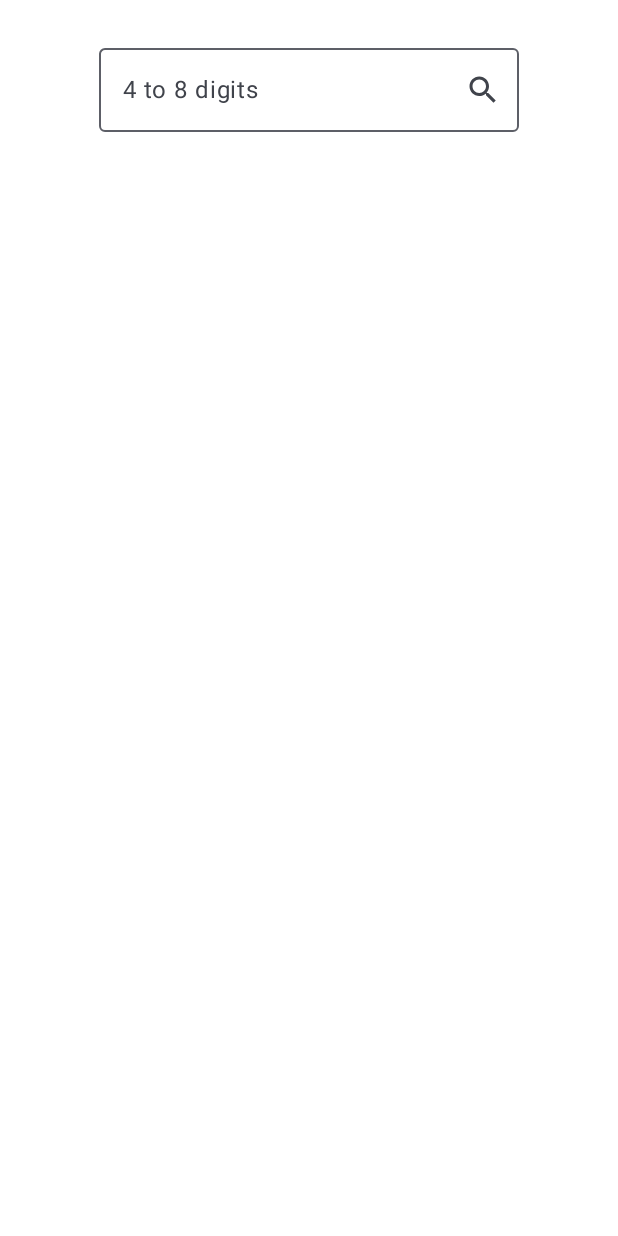
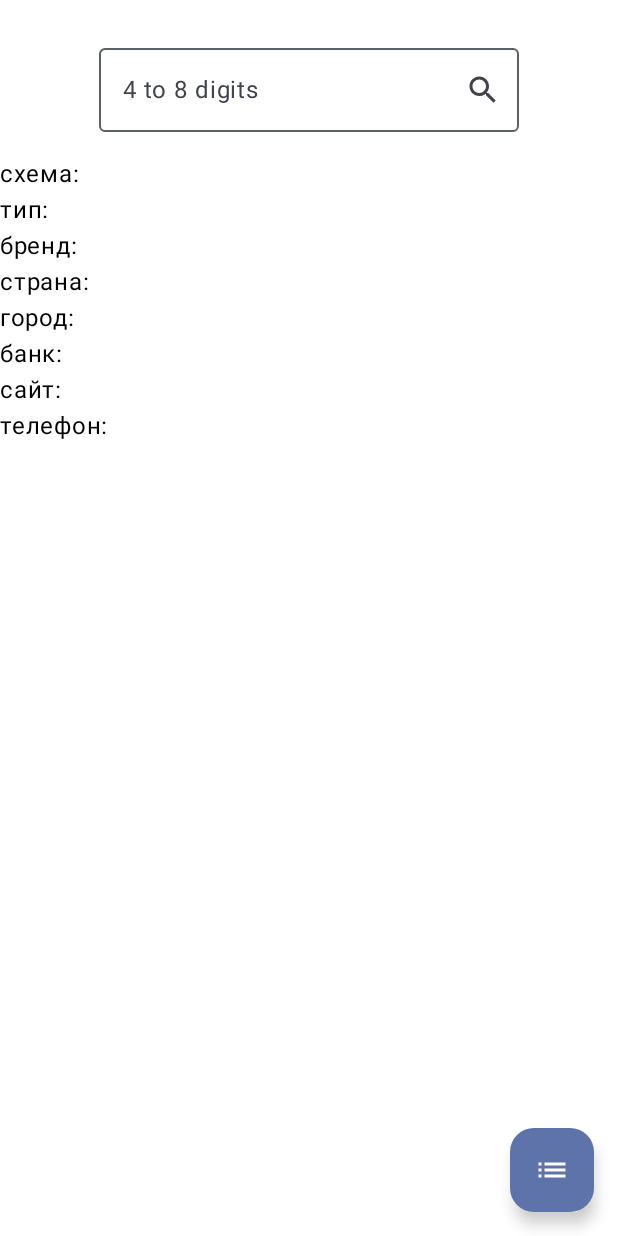
Before and after one commit to DimaK21/BinList, an Android app built with Jetpack Compose: the @Preview function SearchScreenPreview, on a phone screen of 412 x 824 dp. Run offline under Robolectric (Android 15) with nearby library versions, the phone set to English and light mode, and no system bars; our stand-ins replace Dagger/Hilt's generated code.

Commit message:
экраны

```diff
--- a/app/src/main/AndroidManifest.xml
+++ b/app/src/main/AndroidManifest.xml
@@ -6,6 +6,7 @@
     <uses-permission android:name="android.permission.ACCESS_NETWORK_STATE" />
 
     <application
+        android:name=".BinListApp"
         android:allowBackup="true"
         android:dataExtractionRules="@xml/data_extraction_rules"
         android:fullBackupContent="@xml/backup_rules"
--- /dev/null
+++ b/app/src/main/java/ru/kryu/binlist/domain/model/CardDetails.kt
@@ -0,0 +1,12 @@
+package ru.kryu.binlist.domain.model
+
+data class CardDetails(
+    val scheme: String = "",
+    val type: String = "",
+    val brand: String = "",
+    val country: String = "",
+    val city: String = "",
+    val bank: String = "",
+    val website: String = "",
+    val phone: String = "",
+)
--- a/app/src/main/java/ru/kryu/binlist/presentation/ListScreen.kt
+++ /dev/null
@@ -1 +0,0 @@
-package ru.kryu.binlist.presentation
--- /dev/null
+++ b/app/src/main/java/ru/kryu/binlist/presentation/cardlist/ListScreen.kt
@@ -0,0 +1,89 @@
+package ru.kryu.binlist.presentation.cardlist
+
+import androidx.compose.foundation.layout.Arrangement
+import androidx.compose.foundation.layout.Column
+import androidx.compose.foundation.layout.PaddingValues
+import androidx.compose.foundation.layout.Row
+import androidx.compose.foundation.layout.fillMaxSize
+import androidx.compose.foundation.layout.fillMaxWidth
+import androidx.compose.foundation.layout.padding
+import androidx.compose.foundation.lazy.LazyColumn
+import androidx.compose.foundation.lazy.items
+import androidx.compose.material3.OutlinedCard
+import androidx.compose.material3.Text
+import androidx.compose.runtime.Composable
+import androidx.compose.runtime.collectAsState
+import androidx.compose.ui.Alignment
+import androidx.compose.ui.Modifier
+import androidx.compose.ui.res.stringResource
+import androidx.compose.ui.tooling.preview.Preview
+import androidx.compose.ui.unit.dp
+import androidx.hilt.navigation.compose.hiltViewModel
+import ru.kryu.binlist.R
+import ru.kryu.binlist.domain.model.CardDetails
+import ru.kryu.binlist.presentation.theme.BinListTheme
+
+@Composable
+fun ListScreen(
+    modifier: Modifier = Modifier,
+    viewModel: CardListViewModel = hiltViewModel()
+) {
+
+    val state = viewModel.state.collectAsState()
+
+    LazyColumn(
+        contentPadding = PaddingValues(8.dp),
+        horizontalAlignment = Alignment.CenterHorizontally,
+        modifier = modifier.fillMaxSize()
+    ) {
+        items(state.value.cardList) { card ->
+            CardItem(card = card)
+        }
+    }
+}
+
+@Composable
+fun CardItem(card: CardDetails, modifier: Modifier = Modifier) {
+    OutlinedCard(
+        modifier = modifier
+            .fillMaxWidth()
+            .padding(16.dp),
+    ) {
+        DetailColumn(card, modifier)
+    }
+}
+
+@Composable
+fun DetailColumn(card: CardDetails, modifier: Modifier = Modifier) {
+    Column(
+        modifier = modifier,
+    ) {
+        DetailRow(label = stringResource(R.string.scheme), value = card.scheme)
+        DetailRow(label = stringResource(R.string.type), value = card.type)
+        DetailRow(label = stringResource(R.string.brand), value = card.brand)
+        DetailRow(label = stringResource(R.string.country), value = card.country)
+        DetailRow(label = stringResource(R.string.city), value = card.city)
+        DetailRow(label = stringResource(R.string.bank), value = card.bank)
+        DetailRow(label = stringResource(R.string.website), value = card.website)
+        DetailRow(label = stringResource(R.string.phone), value = card.phone)
+    }
+}
+
+@Composable
+fun DetailRow(label: String, value: String, modifier: Modifier = Modifier) {
+    Row(
+        modifier = modifier.fillMaxWidth(),
+        horizontalArrangement = Arrangement.SpaceBetween
+    ) {
+        Text(text = "$label:")
+        Text(text = value)
+    }
+}
+
+@Preview(showBackground = true)
+@Composable
+fun ListScreenPreview() {
+    BinListTheme {
+        ListScreen()
+    }
+}
--- a/app/src/main/java/ru/kryu/binlist/presentation/SearchScreen.kt
+++ b/app/src/main/java/ru/kryu/binlist/presentation/search/SearchScreen.kt
@@ -1,18 +1,24 @@
-package ru.kryu.binlist.presentation
+package ru.kryu.binlist.presentation.search
 
+import androidx.compose.foundation.layout.Box
 import androidx.compose.foundation.layout.Column
+import androidx.compose.foundation.layout.Spacer
 import androidx.compose.foundation.layout.fillMaxSize
+import androidx.compose.foundation.layout.height
 import androidx.compose.foundation.layout.padding
 import androidx.compose.foundation.text.KeyboardActions
 import androidx.compose.foundation.text.KeyboardOptions
 import androidx.compose.material.icons.Icons
+import androidx.compose.material.icons.automirrored.filled.List
 import androidx.compose.material.icons.filled.Search
+import androidx.compose.material3.FloatingActionButton
 import androidx.compose.material3.Icon
 import androidx.compose.material3.IconButton
 import androidx.compose.material3.OutlinedTextField
 import androidx.compose.material3.Text
 import androidx.compose.runtime.Composable
 import androidx.compose.runtime.MutableState
+import androidx.compose.runtime.collectAsState
 import androidx.compose.runtime.mutableStateOf
 import androidx.compose.runtime.saveable.rememberSaveable
 import androidx.compose.ui.Alignment
@@ -22,17 +28,30 @@ import androidx.compose.ui.text.input.ImeAction
 import androidx.compose.ui.text.input.KeyboardType
 import androidx.compose.ui.tooling.preview.Preview
 import androidx.compose.ui.unit.dp
+import androidx.hilt.navigation.compose.hiltViewModel
 import ru.kryu.binlist.R
+import ru.kryu.binlist.domain.model.CardDetails
+import ru.kryu.binlist.presentation.cardlist.DetailColumn
 import ru.kryu.binlist.presentation.theme.BinListTheme
 
 @Composable
-fun SearchScreen(modifier: Modifier = Modifier) {
+fun SearchScreen(
+    onFabClicked: () -> Unit,
+    modifier: Modifier = Modifier,
+    viewModel: SearchViewModel = hiltViewModel()
+) {
     val textState = rememberSaveable { mutableStateOf("") }
+    val state = viewModel.state.collectAsState()
+
+    Box(
+        modifier = modifier
+            .fillMaxSize()
+    ) {
         Column(
             horizontalAlignment = Alignment.CenterHorizontally,
             modifier = modifier
+                .fillMaxSize()
                 .padding(top = 24.dp)
-            .fillMaxSize()
         ) {
             SearchTextField(
                 textState = textState,
@@ -40,6 +59,17 @@ fun SearchScreen(modifier: Modifier = Modifier) {
                 onIconButtonClicked = {},
                 modifier = modifier
             )
+            Spacer(Modifier.height(16.dp))
+            DetailColumn(CardDetails(), modifier)
+        }
+        FloatingActionButton(
+            onClick = onFabClicked,
+            modifier = Modifier
+                .align(Alignment.BottomEnd)
+                .padding(bottom = 16.dp, end = 16.dp)
+        ) {
+            Icon(Icons.AutoMirrored.Filled.List, stringResource(R.string.to_history))
+        }
     }
 }
 
@@ -79,6 +109,6 @@ fun SearchTextField(
 @Composable
 fun SearchScreenPreview() {
     BinListTheme {
-        SearchScreen()
+        SearchScreen({})
     }
 }
--- /dev/null
+++ b/app/src/main/java/ru/kryu/binlist/presentation/search/SearchState.kt
@@ -0,0 +1,9 @@
+package ru.kryu.binlist.presentation.search
+
+import ru.kryu.binlist.domain.model.CardDetails
+
+data class SearchState(
+    val card: CardDetails = CardDetails(),
+    val isLoading: Boolean = false,
+    val errorMessage: String = "",
+)
--- /dev/null
+++ b/app/src/main/java/ru/kryu/binlist/presentation/search/SearchViewModel.kt
@@ -0,0 +1,16 @@
+package ru.kryu.binlist.presentation.search
+
+import androidx.lifecycle.ViewModel
+import dagger.hilt.android.lifecycle.HiltViewModel
+import kotlinx.coroutines.flow.MutableStateFlow
+import kotlinx.coroutines.flow.StateFlow
+import kotlinx.coroutines.flow.asStateFlow
+import javax.inject.Inject
+
+@HiltViewModel
+class SearchViewModel @Inject constructor(
+
+) : ViewModel() {
+    private val _state = MutableStateFlow(SearchState())
+    val state: StateFlow<SearchState> = _state.asStateFlow()
+}
--- a/app/src/main/res/values/strings.xml
+++ b/app/src/main/res/values/strings.xml
@@ -2,4 +2,13 @@
     <string name="app_name">BinList</string>
     <string name="_4_to_8_digits">4 to 8 digits</string>
     <string name="search">Search</string>
+    <string name="scheme">схема</string>
+    <string name="type">тип</string>
+    <string name="brand">бренд</string>
+    <string name="country">страна</string>
+    <string name="city">город</string>
+    <string name="bank">банк</string>
+    <string name="website">сайт</string>
+    <string name="phone">телефон</string>
+    <string name="to_history">to history</string>
 </resources>
```
Also changed, not shown: app/src/main/java/ru/kryu/binlist/BinListApp.kt (added, +7 -0 lines), app/src/main/java/ru/kryu/binlist/MainActivity.kt (+3 -4 lines), app/src/main/java/ru/kryu/binlist/presentation/cardlist/CardListState.kt (added, +9 -0 lines), app/src/main/java/ru/kryu/binlist/presentation/cardlist/CardListViewModel.kt (added, +16 -0 lines), 1 other file. Lines whose indentation alone changed are shown as unchanged.
